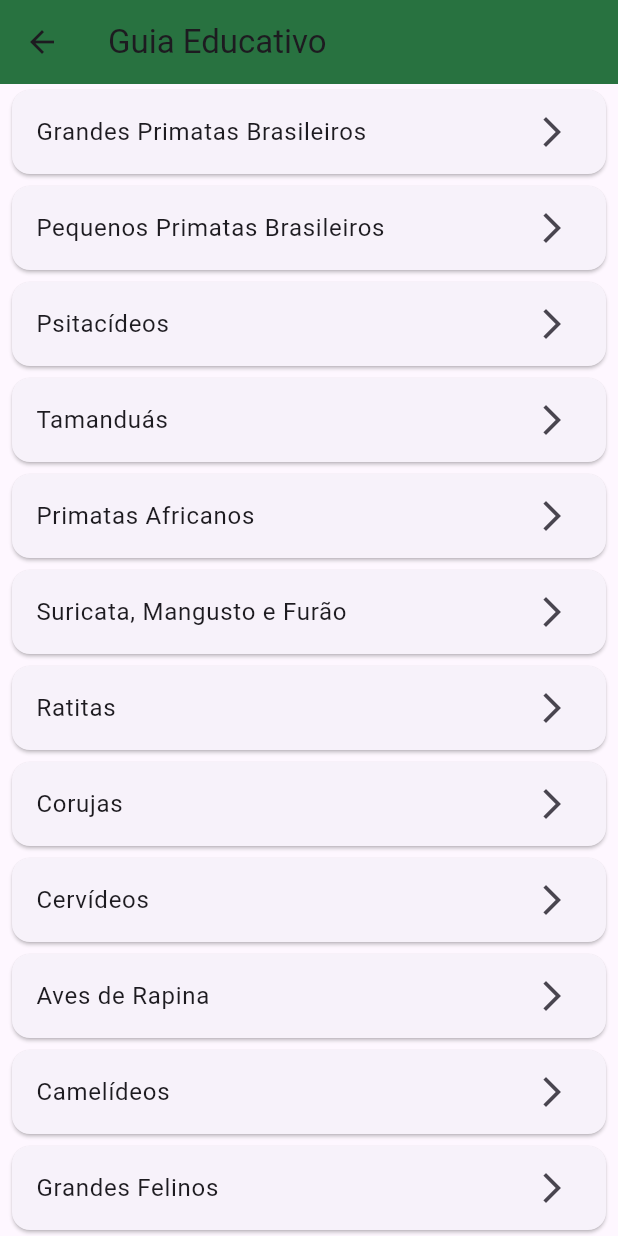
After one commit to vinilima2/ZooBauruMap, a Flutter app: the screen it shows after launch, after a tap on "Guia Educativo", on a phone screen of 412 x 824 dp. The commit adds this screen. Run offline on Flutter 3.47's test engine with Material 3 defaults, Android fonts, the phone set to English and light mode, and no system bars; our stand-ins replace audioplayers.

Commit message:
adiciona guia educativo
adiciona botão na tela inicial e todas as categorias do guia

```diff
--- /dev/null
+++ b/lib/screens/guia_visitante_screen.dart
@@ -0,0 +1,58 @@
+import 'package:flutter/material.dart';
+
+class GuiaVisitanteScreen extends StatelessWidget {
+  const GuiaVisitanteScreen({super.key});
+
+  @override
+  Widget build(BuildContext context) {
+    // Lista de categorias na ordem do guia
+    final List<String> categorias = [
+      'Grandes Primatas Brasileiros',
+      'Pequenos Primatas Brasileiros',
+      'Psitacídeos',
+      'Tamanduás',
+      'Primatas Africanos',
+      'Suricata, Mangusto e Furão',
+      'Ratitas',
+      'Corujas',
+      'Cervídeos',
+      'Aves de Rapina',
+      'Camelídeos',
+      'Grandes Felinos',
+      'Anta',
+      'Pequenos Felinos',
+      'Lobo-guará',
+      'Irara',
+      'Flamingos',
+      'Pinguins',
+      'Répteis',
+      'Cangurus',
+      'Aves Ribeirinhas',
+      'Tucanos e Araçaris',
+      'Mutuns e Jacus',
+    ];
+
+    return Scaffold(
+      appBar: AppBar(
+        title: const Text('Guia Educativo'),
+        backgroundColor: const Color(0xFF287240),
+      ),
+      body: ListView.builder(
+        itemCount: categorias.length,
+        itemBuilder: (context, index) {
+          return Card(
+            margin: const EdgeInsets.symmetric(horizontal: 8.0, vertical: 4.0),
+            child: ListTile(
+              title: Text(categorias[index]),
+              trailing: const Icon(Icons.arrow_forward_ios),
+              onTap: () {
+                // TODO: Navegar para a tela de detalhes da categoria
+                print('Clicou em ${categorias[index]}');
+              },
+            ),
+          );
+        },
+      ),
+    );
+  }
+}
--- a/lib/screens/home_screen.dart
+++ b/lib/screens/home_screen.dart
@@ -5,6 +5,7 @@ import 'package:zoobaurumap/screens/tela_comecar.dart';
 import 'package:zoobaurumap/screens/tela_historia.dart';
 import 'package:zoobaurumap/screens/tela_sobre.dart';
 import 'package:zoobaurumap/screens/tela_creditos.dart';
+import 'package:zoobaurumap/screens/guia_visitante_screen.dart'; // Importa a nova tela
 
 class HomeScreen extends StatelessWidget {
   @override
@@ -69,6 +70,11 @@ class HomeScreen extends StatelessWidget {
                     AnimatedButton(
                       text: 'Começar',
                       destination: TelaComecar(),
+                    ),
+                    SizedBox(height: 30),
+                    AnimatedButton(
+                      text: 'Guia Educativo', // Novo botão
+                      destination: GuiaVisitanteScreen(), // Leva para a nova tela
                     ),
                     SizedBox(height: 30),
                     AnimatedButton(
```
